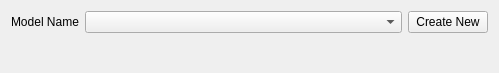
Old version of the form src/qt_gui/model_edit.ui in the repository mavak/linux-track.
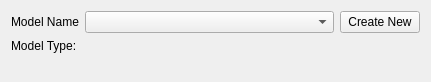
New version of the form.

Commit message: Reworking the model editing/tweaking.

Patch:
```diff
--- a/src/qt_gui/model_edit.ui
+++ b/src/qt_gui/model_edit.ui
@@ -6,8 +6,8 @@
    <rect>
     <x>0</x>
     <y>0</y>
-    <width>499</width>
-    <height>73</height>
+    <width>431</width>
+    <height>82</height>
    </rect>
   </property>
   <property name="windowTitle">
@@ -50,11 +50,41 @@
       </layout>
      </item>
      <item>
-      <widget class="QLabel" name="ModelTypeLabel">
-       <property name="text">
-        <string/>
+      <layout class="QHBoxLayout" name="horizontalLayout">
+       <item>
+        <widget class="QLabel" name="label">
+         <property name="sizePolicy">
+          <sizepolicy hsizetype="Maximum" vsizetype="Preferred">
+           <horstretch>0</horstretch>
+           <verstretch>0</verstretch>
+          </sizepolicy>
+         </property>
+         <property name="text">
+          <string>Model Type:</string>
+         </property>
+        </widget>
+       </item>
+       <item>
+        <widget class="QLabel" name="ModelTypeLabel">
+         <property name="text">
+          <string/>
+         </property>
+        </widget>
+       </item>
+      </layout>
+     </item>
+     <item>
+      <spacer name="verticalSpacer">
+       <property name="orientation">
+        <enum>Qt::Vertical</enum>
        </property>
-      </widget>
+       <property name="sizeHint" stdset="0">
+        <size>
+         <width>20</width>
+         <height>40</height>
+        </size>
+       </property>
+      </spacer>
      </item>
     </layout>
    </item>
```
The commit also changes 12 other files.
